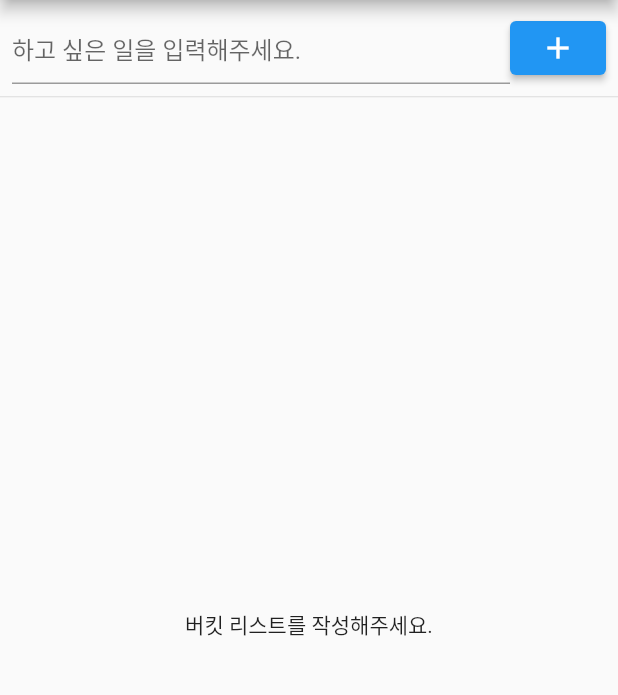
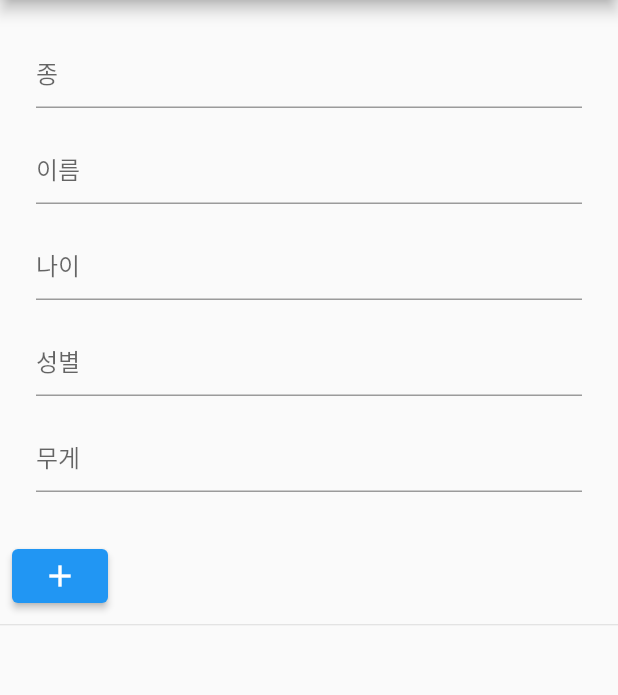
Before and after one commit to qqinjin/animal_serving_app, a Flutter app: the AddPet screen opened directly, after a tap on the "add" icon, on a phone screen of 412 x 824 dp, the part 84-779 px from its top. Run offline on Flutter 3.47's test engine with Material 2 defaults, Android fonts, the phone set to English and light mode, and no system bars; our stand-ins replace cloud_firestore, firebase_auth, firebase_core; accounts and stored records are empty.

Commit message:
종입력하기

```diff
--- a/lib/addpetpage.dart
+++ b/lib/addpetpage.dart
@@ -1,4 +1,4 @@
-import 'package:cloud_firestore/cloud_firestore.dart';
+//import 'package:cloud_firestore/cloud_firestore.dart';
 import 'package:flutter/cupertino.dart';
 import 'package:flutter/material.dart';
 import 'package:provider/provider.dart';
@@ -14,13 +14,20 @@ class AddPet extends StatefulWidget {
   @override
   State<AddPet> createState() => _AddPetState();
 }
+//final AddPetService addPetService = Provider.of<AddPetService>(context, listen: false);
 
 class _AddPetState extends State<AddPet> {
   TextEditingController petController = TextEditingController();
+  TextEditingController breedController = TextEditingController(); //종
+  TextEditingController nameController = TextEditingController(); //이름
+  TextEditingController ageController = TextEditingController(); // 나이
+  TextEditingController genderController = TextEditingController(); //성별
+  TextEditingController weightController = TextEditingController(); //체중
+
   @override
   Widget build(BuildContext context) {
     return Consumer<AddPetService>(
-      builder: (context, addpet_service, child) {
+      builder: (context, addpetService, child) {
         // ignore: unused_local_variable
         final authService = context.read<AuthService>();
         // ignore: unused_local_variable
@@ -52,28 +59,126 @@ class _AddPetState extends State<AddPet> {
           ),
           body: Column(
             children: [
-              /// 입력창
+              Padding(
+                padding: EdgeInsets.all(16.0),
+                child: Column(
+                  children: <Widget>[
                     Padding(
                       padding: const EdgeInsets.all(8),
                       child: Row(
                         children: [
-                    /// 텍스트 입력창
                           Expanded(
                             child: TextField(
-                        controller: petController,
+                              controller: breedController,
                               decoration: InputDecoration(
-                          hintText: "하고 싶은 일을 입력해주세요.",
+                                hintText: '종',
+                              ),
+                              onChanged: (value) {
+                                // 값이 변경되면 컨트롤러의 값도 업데이트
+                                breedController.text = value;
+                              },
+                            ),
+                          ),
+                        ],
+                      ),
+                    ),
+                    Padding(
+                      padding: const EdgeInsets.all(8),
+                      child: Row(
+                        children: [
+                          Expanded(
+                            child: TextField(
+                              controller: nameController,
+                              decoration: InputDecoration(
+                                hintText: '이름',
                               ),
                             ),
                           ),
-
-                    /// 추가 버튼
+                        ],
+                      ),
+                    ),
+                    Padding(
+                      padding: const EdgeInsets.all(8),
+                      child: Row(
+                        children: [
+                          Expanded(
+                            child: TextField(
+                              controller: ageController,
+                              keyboardType: TextInputType.number,
+                              decoration: InputDecoration(
+                                hintText: '나이',
+                              ),
+                            ),
+                          ),
+                        ],
+                      ),
+                    ),
+                    Padding(
+                      padding: const EdgeInsets.all(8),
+                      child: Row(
+                        children: [
+                          Expanded(
+                            child: TextField(
+                              controller: genderController,
+                              decoration: InputDecoration(
+                                hintText: '성별',
+                              ),
+                            ),
+                          ),
+                        ],
+                      ),
+                    ),
+                    Padding(
+                      padding: const EdgeInsets.all(8),
+                      child: Row(
+                        children: [
+                          Expanded(
+                            child: TextField(
+                              controller: weightController,
+                              keyboardType: TextInputType.number,
+                              decoration: InputDecoration(
+                                hintText: '무게',
+                              ),
+                            ),
+                          ),
+                        ],
+                      ),
+                    ),
+                  ],
+                ),
+              ),
+              Padding(
+                padding: const EdgeInsets.all(8),
+                child: Row(
+                  children: [
+                    // Expanded(
+                    //   child: TextField(
+                    //     controller: petController,
+                    //     decoration: InputDecoration(
+                    //       hintText: "하고 싶은 일을 입력해주세요.",
+                    //     ),
+                    //   ),
+                    // ),
                     ElevatedButton(
                       child: Icon(Icons.add),
                       onPressed: () {
-                        // create bucket
-                        if (petController.text.isNotEmpty) {
-                          addpet_service.create(petController.text, user.uid);
+                        if (breedController.text.isNotEmpty &&
+                            genderController.text.isNotEmpty &&
+                            ageController.text.isNotEmpty &&
+                            weightController.text.isNotEmpty &&
+                            nameController.text.isNotEmpty) {
+                          addpetService.create(
+                              breedController.text,
+                              nameController.text,
+                              ageController.text,
+                              weightController.text,
+                              genderController.text,
+                              user.uid);
+                          breedController.clear();
+                          genderController.clear();
+                          ageController.clear();
+                          weightController.clear();
+                          nameController.clear();
                         }
                       },
                     ),
@@ -81,55 +186,6 @@ class _AddPetState extends State<AddPet> {
                 ),
               ),
               Divider(height: 1),
-
-              /// 버킷 리스트
-              Expanded(
-                child: FutureBuilder<QuerySnapshot>(
-                    future: addpet_service.read(user.uid),
-                    builder: (context, snapshot) {
-                      //print(snapshot.hasData);
-                      // ignore: unused_local_variable
-                      final documents = snapshot.data?.docs ?? [];
-                      if (documents.isEmpty) {
-                        return const Center(child: Text("버킷 리스트를 작성해주세요."));
-                      }
-                      return ListView.builder(
-                        itemCount: documents.length,
-                        itemBuilder: (context, index) {
-                          final doc = documents[index];
-                          String job = doc.get('job');
-                          bool isDone = doc.get('isDone');
-                          return ListTile(
-                            title: Text(
-                              job,
-                              style: TextStyle(
-                                fontSize: 24,
-                                //color: isDone ? Colors.grey : Colors.black,
-                                decoration: isDone
-                                    // ignore: dead_code
-                                    ? TextDecoration.lineThrough
-                                    : TextDecoration.none,
-                              ),
-                            ),
-                            // 삭제 아이콘 버튼
-                            trailing: IconButton(
-                              icon: Icon(CupertinoIcons.delete),
-                              onPressed: () {
-                                // 삭제 버튼 클릭시
-
-                                addpet_service.delete(doc.id); //만든 delete함수 호출
-                              },
-                            ),
-                            onTap: () {
-                              // 아이템 클릭하여 isDone 업데이트
-
-                              addpet_service.update(doc.id, !isDone);
-                            },
-                          );
-                        },
-                      );
-                    }),
-              ),
             ],
           ),
         );
--- a/lib/main.dart
+++ b/lib/main.dart
@@ -74,7 +74,7 @@ class _StartPageState extends State<StartPage> {
           child: Column(
         children: [
           ElevatedButton(
-              child: Text('반려동물 추가'),
+              child: Text('반려동물 추가gg'),
               onPressed: () {
                 //Second page 불러오기
                 //Second page는 스택 상에서 이미 존재하는 First page위에 올라감
```
Also changed, not shown: lib/addpet_service.dart (+38 -3 lines). Lines whose indentation alone changed are shown as unchanged.
